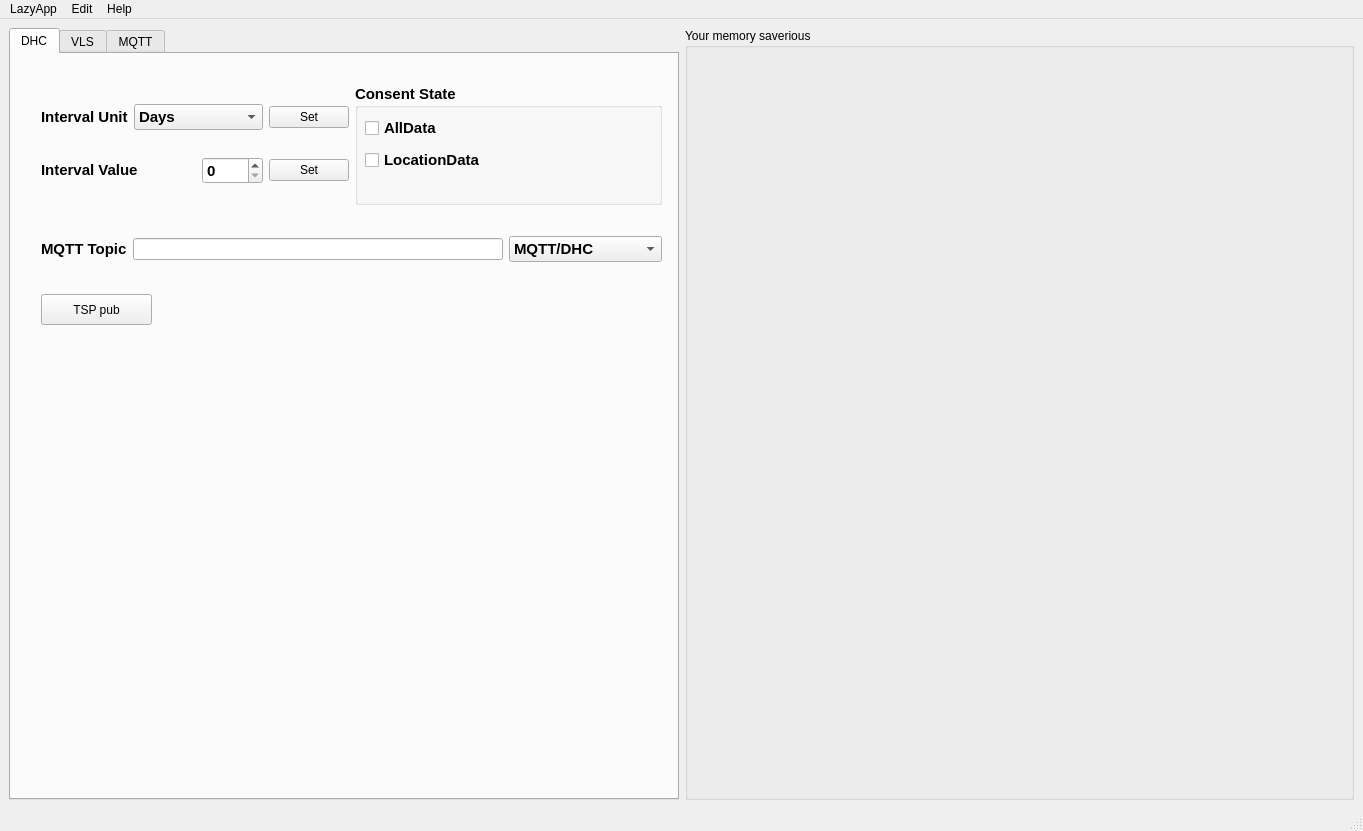
Qt form views/pySide6View/mainWindow/mainWindow.ui (anhembedded/RsLazyApp) before a commit.
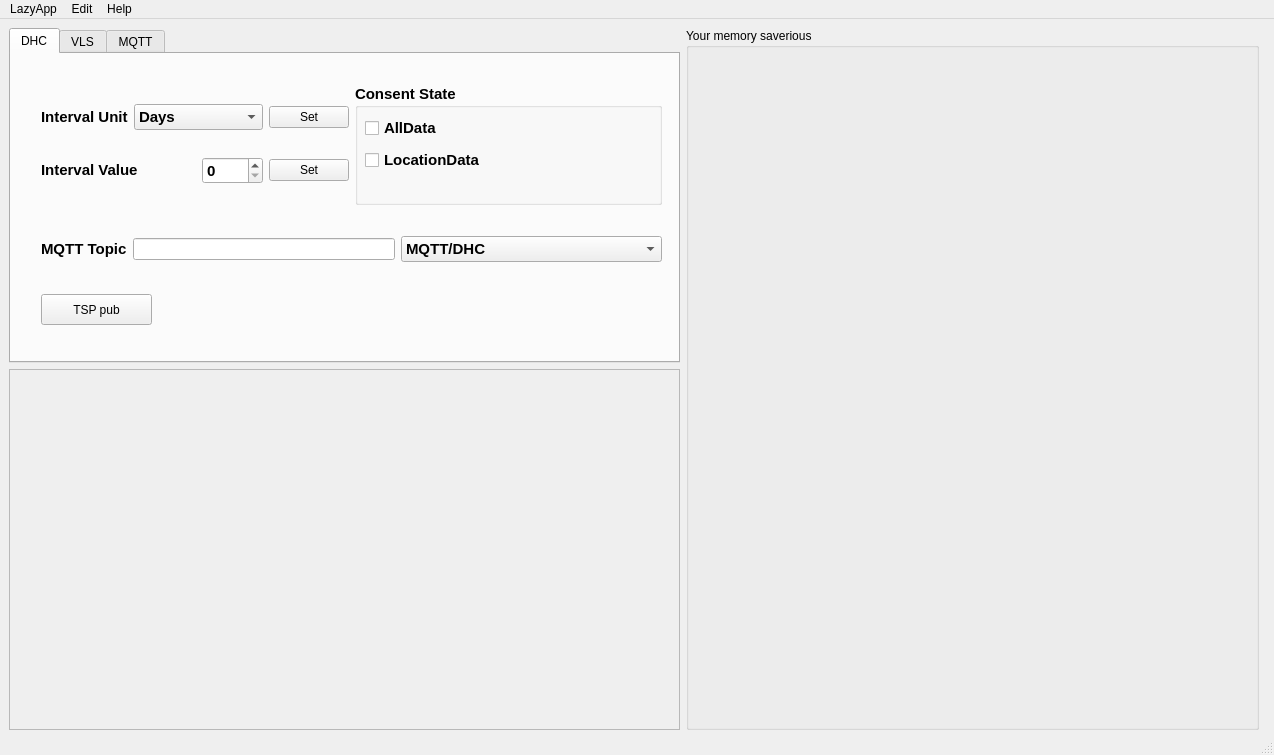
The same form after that commit. The open tabs and pages were chosen to show the change. Icons and pictures are not drawn.

Commit message: add JsonEditor widget

```diff
--- a/views/pySide6View/mainWindow/mainWindow.ui
+++ b/views/pySide6View/mainWindow/mainWindow.ui
@@ -6,8 +6,8 @@
    <rect>
     <x>0</x>
     <y>0</y>
-    <width>1363</width>
-    <height>831</height>
+    <width>1274</width>
+    <height>755</height>
    </rect>
   </property>
   <property name="sizePolicy">
@@ -20,8 +20,39 @@
    <string>MainWindow</string>
   </property>
   <widget class="QWidget" name="centralwidget">
-   <layout class="QHBoxLayout" name="horizontalLayout">
-    <item>
+   <widget class="QWidget" name="">
+    <property name="geometry">
+     <rect>
+      <x>9</x>
+      <y>9</y>
+      <width>1250</width>
+      <height>702</height>
+     </rect>
+    </property>
+    <layout class="QGridLayout" name="gridLayout_2">
+     <item row="1" column="0">
+      <widget class="QFrame" name="frame_jsonEdit">
+       <property name="sizePolicy">
+        <sizepolicy hsizetype="Expanding" vsizetype="Expanding">
+         <horstretch>0</horstretch>
+         <verstretch>0</verstretch>
+        </sizepolicy>
+       </property>
+       <property name="minimumSize">
+        <size>
+         <width>671</width>
+         <height>361</height>
+        </size>
+       </property>
+       <property name="frameShape">
+        <enum>QFrame::StyledPanel</enum>
+       </property>
+       <property name="frameShadow">
+        <enum>QFrame::Raised</enum>
+       </property>
+      </widget>
+     </item>
+     <item row="0" column="0">
      <widget class="QTabWidget" name="AppTab">
       <property name="sizePolicy">
        <sizepolicy hsizetype="Expanding" vsizetype="Expanding">
@@ -31,15 +62,15 @@
       </property>
       <property name="minimumSize">
        <size>
-        <width>670</width>
-        <height>562</height>
+         <width>671</width>
+         <height>321</height>
        </size>
       </property>
       <property name="autoFillBackground">
        <bool>true</bool>
       </property>
       <property name="currentIndex">
-       <number>0</number>
+        <number>2</number>
       </property>
       <widget class="QWidget" name="DHC_Tab">
        <attribute name="title">
@@ -58,7 +89,7 @@
          <string>TSP pub</string>
         </property>
        </widget>
-       <widget class="QWidget" name="">
+        <widget class="QWidget" name="layoutWidget">
         <property name="geometry">
          <rect>
           <x>30</x>
@@ -165,7 +196,7 @@
            <property name="title">
             <string>Consent State</string>
            </property>
-           <widget class="QWidget" name="">
+            <widget class="QWidget" name="layoutWidget">
             <property name="geometry">
              <rect>
               <x>10</x>
@@ -219,7 +250,7 @@
          </item>
         </layout>
        </widget>
-       <widget class="QWidget" name="">
+        <widget class="QWidget" name="layoutWidget">
         <property name="geometry">
          <rect>
           <x>30</x>
@@ -241,6 +272,12 @@
          </item>
          <item>
           <widget class="QComboBox" name="comboBox_intervalUnit_2">
+            <property name="sizePolicy">
+             <sizepolicy hsizetype="Expanding" vsizetype="Fixed">
+              <horstretch>0</horstretch>
+              <verstretch>0</verstretch>
+             </sizepolicy>
+            </property>
            <property name="minimumSize">
             <size>
              <width>91</width>
@@ -289,18 +326,18 @@
       </widget>
      </widget>
     </item>
-    <item>
+     <item row="0" column="1" rowspan="2">
      <widget class="QGroupBox" name="groupBox_terminalLike">
       <property name="sizePolicy">
        <sizepolicy hsizetype="Expanding" vsizetype="Expanding">
         <horstretch>0</horstretch>
-        <verstretch>0</verstretch>
+         <verstretch>10</verstretch>
        </sizepolicy>
       </property>
       <property name="minimumSize">
        <size>
-        <width>669</width>
-        <height>562</height>
+         <width>571</width>
+         <height>700</height>
        </size>
       </property>
       <property name="title">
@@ -310,12 +347,13 @@
     </item>
    </layout>
   </widget>
+  </widget>
   <widget class="QMenuBar" name="menubar">
    <property name="geometry">
     <rect>
      <x>0</x>
      <y>0</y>
-     <width>1363</width>
+     <width>1274</width>
      <height>21</height>
     </rect>
    </property>
```
Lines whose indentation alone changed are shown as unchanged. The commit also changes 5 other files.
